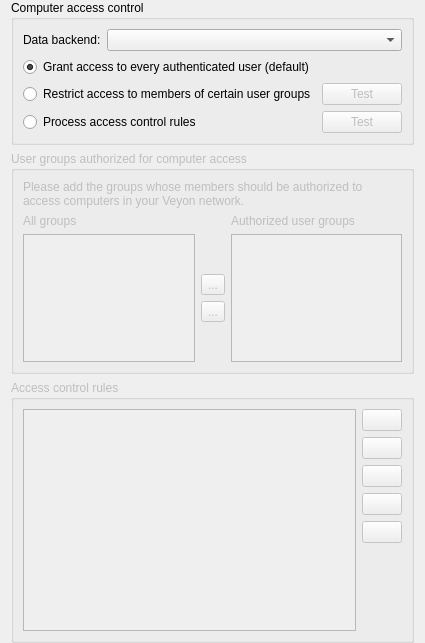
veyon/veyon, file configurator/forms/AccessControlPage.ui: the form before one commit.
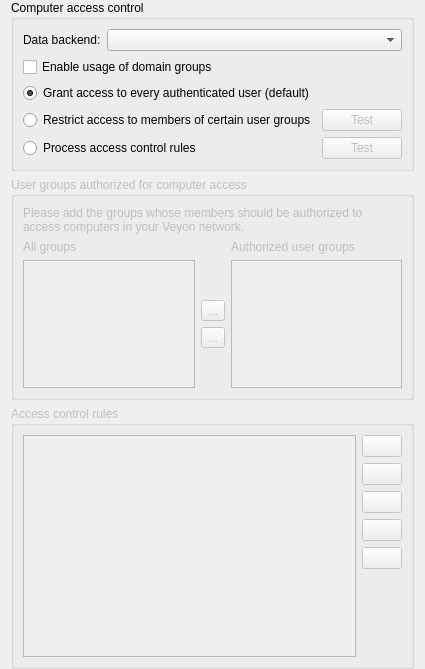
The form after the commit. Icons and pictures are not drawn.

Commit message: Configurator: AccessControlPage: add checkbox for DomainGroupsEnabled

Diff of the .ui file:
```diff
--- a/configurator/forms/AccessControlPage.ui
+++ b/configurator/forms/AccessControlPage.ui
@@ -18,34 +18,7 @@
       <string>Computer access control</string>
      </property>
      <layout class="QGridLayout" name="gridLayout" columnstretch="1,0">
-      <item row="1" column="0">
-       <widget class="QRadioButton" name="skipAccessControl">
-        <property name="text">
-         <string>Grant access to every authenticated user (default)</string>
-        </property>
-        <property name="checked">
-         <bool>true</bool>
-        </property>
-        <attribute name="buttonGroup">
-         <string notr="true">accessControlModeGroup</string>
-        </attribute>
-       </widget>
-      </item>
-      <item row="3" column="1">
-       <widget class="QPushButton" name="testAccessControlRulesButton">
-        <property name="enabled">
-         <bool>false</bool>
-        </property>
-        <property name="text">
-         <string>Test</string>
-        </property>
-        <property name="icon">
-         <iconset resource="../veyon-configurator.qrc">
-          <normaloff>:/resources/dialog-ok-apply.png</normaloff>:/resources/dialog-ok-apply.png</iconset>
-        </property>
-       </widget>
-      </item>
-      <item row="2" column="0">
+      <item row="3" column="0">
        <widget class="QRadioButton" name="isAccessRestrictedToUserGroups">
         <property name="text">
          <string>Restrict access to members of certain user groups</string>
@@ -55,30 +28,6 @@
         </attribute>
        </widget>
       </item>
-      <item row="3" column="0">
-       <widget class="QRadioButton" name="isAccessControlRulesProcessingEnabled">
-        <property name="text">
-         <string>Process access control rules</string>
-        </property>
-        <attribute name="buttonGroup">
-         <string notr="true">accessControlModeGroup</string>
-        </attribute>
-       </widget>
-      </item>
-      <item row="2" column="1">
-       <widget class="QPushButton" name="testUserGroupsAccessControlButton">
-        <property name="enabled">
-         <bool>false</bool>
-        </property>
-        <property name="text">
-         <string>Test</string>
-        </property>
-        <property name="icon">
-         <iconset resource="../veyon-configurator.qrc">
-          <normaloff>:/resources/dialog-ok-apply.png</normaloff>:/resources/dialog-ok-apply.png</iconset>
-        </property>
-       </widget>
-      </item>
       <item row="0" column="0" colspan="2">
        <layout class="QHBoxLayout" name="horizontalLayout" stretch="0,1">
         <item>
@@ -93,6 +42,64 @@
         </item>
        </layout>
       </item>
+      <item row="3" column="1">
+       <widget class="QPushButton" name="testUserGroupsAccessControlButton">
+        <property name="enabled">
+         <bool>false</bool>
+        </property>
+        <property name="text">
+         <string>Test</string>
+        </property>
+        <property name="icon">
+         <iconset>
+          <normaloff>:/resources/dialog-ok-apply.png</normaloff>:/resources/dialog-ok-apply.png</iconset>
+        </property>
+       </widget>
+      </item>
+      <item row="4" column="0">
+       <widget class="QRadioButton" name="isAccessControlRulesProcessingEnabled">
+        <property name="text">
+         <string>Process access control rules</string>
+        </property>
+        <attribute name="buttonGroup">
+         <string notr="true">accessControlModeGroup</string>
+        </attribute>
+       </widget>
+      </item>
+      <item row="4" column="1">
+       <widget class="QPushButton" name="testAccessControlRulesButton">
+        <property name="enabled">
+         <bool>false</bool>
+        </property>
+        <property name="text">
+         <string>Test</string>
+        </property>
+        <property name="icon">
+         <iconset>
+          <normaloff>:/resources/dialog-ok-apply.png</normaloff>:/resources/dialog-ok-apply.png</iconset>
+        </property>
+       </widget>
+      </item>
+      <item row="2" column="0">
+       <widget class="QRadioButton" name="skipAccessControl">
+        <property name="text">
+         <string>Grant access to every authenticated user (default)</string>
+        </property>
+        <property name="checked">
+         <bool>true</bool>
+        </property>
+        <attribute name="buttonGroup">
+         <string notr="true">accessControlModeGroup</string>
+        </attribute>
+       </widget>
+      </item>
+      <item row="1" column="0" colspan="2">
+       <widget class="QCheckBox" name="domainGroupsForAccessControlEnabled">
+        <property name="text">
+         <string>Enable usage of domain groups</string>
+        </property>
+       </widget>
+      </item>
      </layout>
     </widget>
    </item>
```
